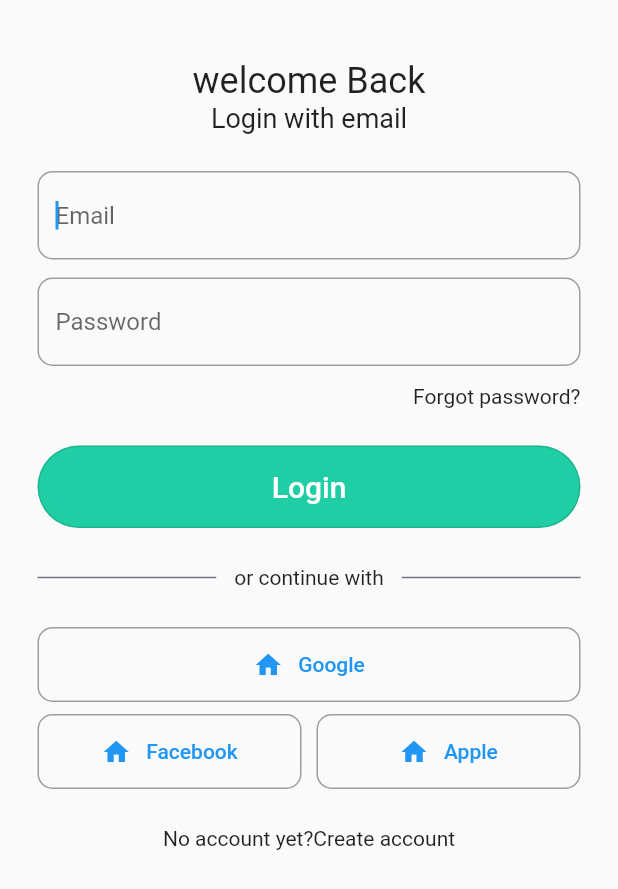
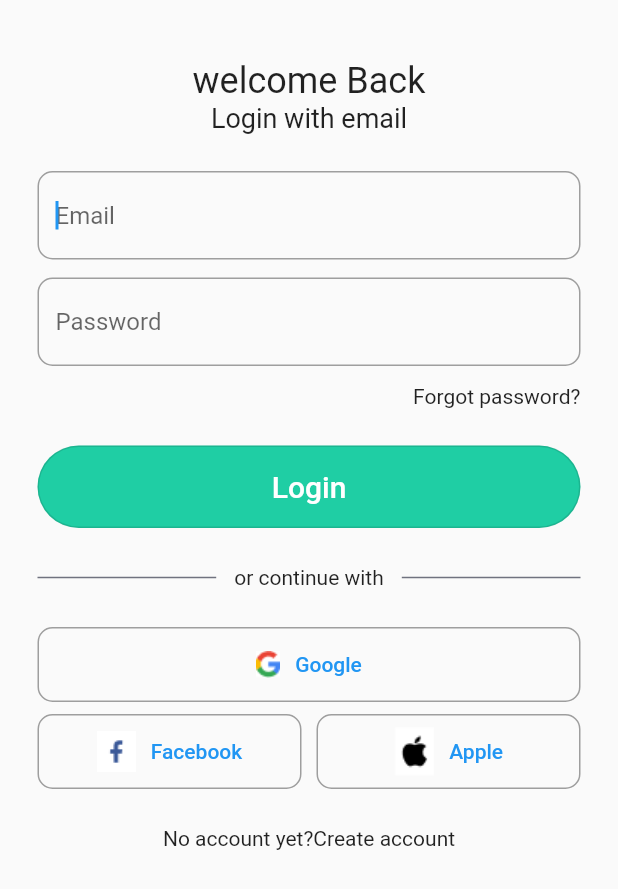
Before and after one commit to kanakapalli/ove_smart, a Flutter app: the screen it shows after launch, on a phone screen of 412 x 824 dp. Shown: the top 889 px of the screen. Run offline on Flutter 3.47's test engine with Material 2 defaults, Android fonts, the light colour scheme and no system bars; our stand-ins replace bloc, dartz, equatable, flutter_bloc, flutter_svg, get_it.

Commit message:
icon updates

```diff
--- a/lib/presentation/pages/auth/loginScreen.dart
+++ b/lib/presentation/pages/auth/loginScreen.dart
@@ -1,5 +1,6 @@
 import 'package:flutter/material.dart';
 import 'package:ovesmart/presentation/pages/mainscreen/homescreen.dart';
+import 'package:flutter_svg/flutter_svg.dart';
 
 class LoginScreen extends StatefulWidget {
   const LoginScreen({Key? key}) : super(key: key);
@@ -16,7 +17,6 @@ class _LoginScreenState extends State<LoginScreen> {
 
   @override
   Widget build(BuildContext context) {
-
     return Scaffold(
       body: SafeArea(
         child: GestureDetector(
@@ -257,19 +257,17 @@ class _LoginScreenState extends State<LoginScreen> {
                               onPressed: () {},
                               child: Row(
                                 mainAxisAlignment: MainAxisAlignment.center,
-                                children: const [
-                                  Icon(
-                                    Icons.home,
-                                    color: Colors.blue,
-                                    size: 20.0,
-                                    textDirection: TextDirection.ltr,
-                                    semanticLabel:
-                                        'Icon', // Announced in accessibility modes (e.g TalkBack/VoiceOver). This label does not show in the UI.
+                                children: [
+                                  Image.asset(
+                                    'assets/svg/google.png',
+                                    // color: Colors.grey,
+
+                                    // semanticsLabel: 'Acme Logo'
                                   ),
-                                  SizedBox(
+                                  const SizedBox(
                                     width: 10,
                                   ),
-                                  Text('Google'),
+                                  const Text('Google'),
                                 ],
                               )),
                         ),
@@ -298,19 +296,15 @@ class _LoginScreenState extends State<LoginScreen> {
                                       child: Row(
                                         mainAxisAlignment:
                                             MainAxisAlignment.center,
-                                        children: const [
-                                          Icon(
-                                            Icons.home,
-                                            color: Colors.blue,
-                                            size: 20.0,
-                                            textDirection: TextDirection.ltr,
-                                            semanticLabel:
-                                                'Icon', // Announced in accessibility modes (e.g TalkBack/VoiceOver). This label does not show in the UI.
+                                        children: [
+                                          Image.asset(
+                                            'assets/svg/facebook.png',
+                                            // color: Colors.grey,
                                           ),
-                                          SizedBox(
+                                          const SizedBox(
                                             width: 10,
                                           ),
-                                          Text('Facebook'),
+                                          const Text('Facebook'),
                                         ],
                                       )),
                                   // FFButtonWidget(
@@ -360,19 +354,17 @@ class _LoginScreenState extends State<LoginScreen> {
                                       child: Row(
                                         mainAxisAlignment:
                                             MainAxisAlignment.center,
-                                        children: const [
-                                          Icon(
-                                            Icons.home,
-                                            color: Colors.blue,
-                                            size: 20.0,
-                                            textDirection: TextDirection.ltr,
-                                            semanticLabel:
-                                                'Icon', // Announced in accessibility modes (e.g TalkBack/VoiceOver). This label does not show in the UI.
+                                        children: [
+                                          Image.asset(
+                                            'assets/svg/apple.png',
+                                            // color: Colors.grey,
                                           ),
-                                          SizedBox(
+                                          // Wid(),
+
+                                          const SizedBox(
                                             width: 10,
                                           ),
-                                          Text('Apple'),
+                                          const Text('Apple'),
                                         ],
                                       )),
                                   // FFButtonWidget(
--- a/pubspec.yaml
+++ b/pubspec.yaml
@@ -30,3 +30,4 @@ flutter:
   assets:
     - assets/img/
     - assets/icons/
+    - assets/svg/
```
Also changed, not shown: assets/svg/apple.png (added), assets/svg/facebook.png (added), assets/svg/google.png (added), assets/svg/google.svg (added), 1 other file.
